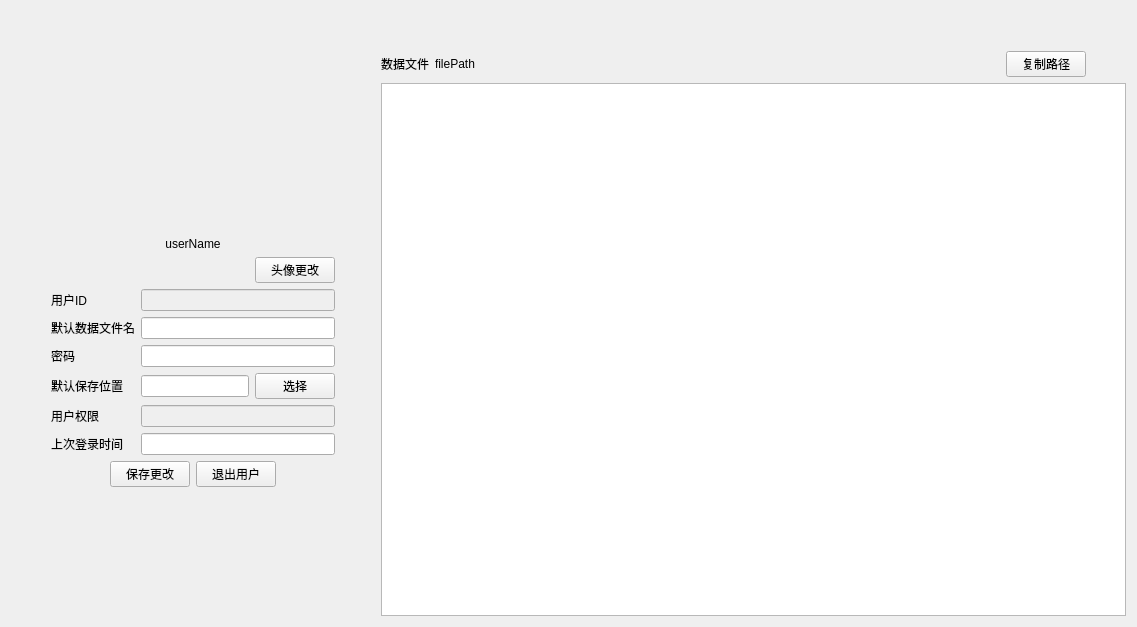
First picture: the form in MainUI/userwidget.ui, repository Mr-tang0/MINIMTS, before the edit.
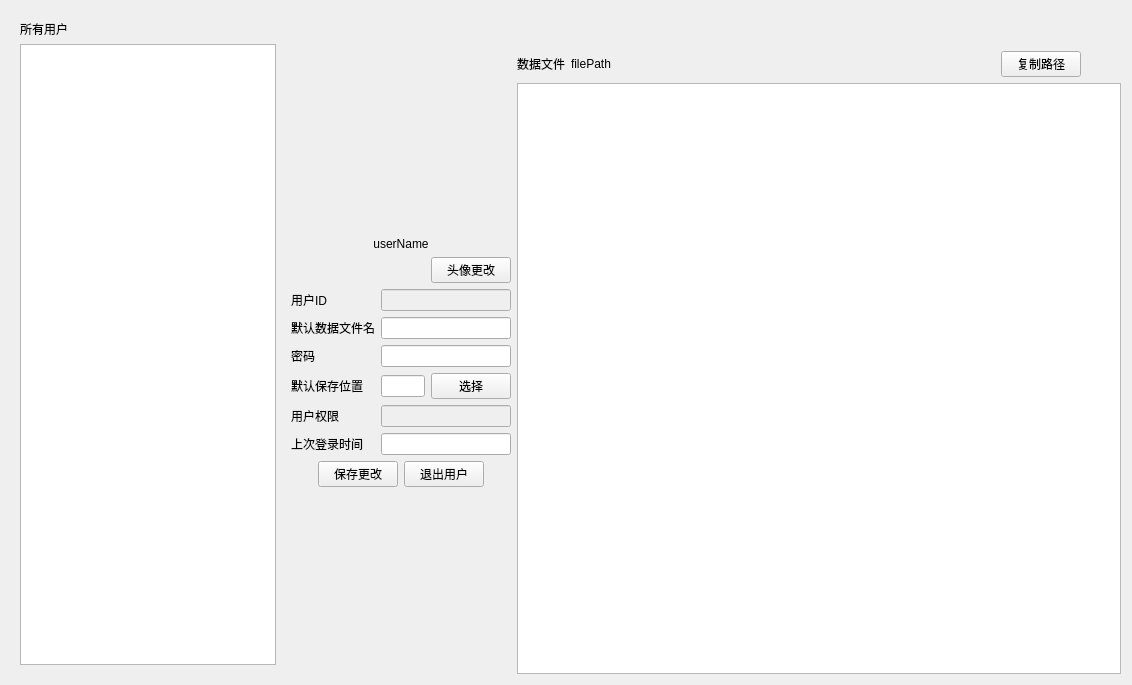
Second picture: the form after the edit.

The edit to the form file:
```diff
--- a/MainUI/userwidget.ui
+++ b/MainUI/userwidget.ui
@@ -6,8 +6,8 @@
    <rect>
     <x>0</x>
     <y>0</y>
-    <width>1137</width>
-    <height>627</height>
+    <width>1132</width>
+    <height>685</height>
    </rect>
   </property>
   <property name="windowTitle">
@@ -15,7 +15,33 @@
   </property>
   <layout class="QGridLayout" name="gridLayout">
    <item row="0" column="0">
-    <layout class="QHBoxLayout" name="horizontalLayout_6" stretch="0,1">
+    <layout class="QHBoxLayout" name="horizontalLayout_6" stretch="0,1,8">
+     <item>
+      <widget class="QWidget" name="allUserforAdmin" native="true">
+       <property name="minimumSize">
+        <size>
+         <width>50</width>
+         <height>0</height>
+        </size>
+       </property>
+       <layout class="QGridLayout" name="gridLayout_2">
+        <item row="0" column="0">
+         <layout class="QVBoxLayout" name="verticalLayout_5">
+          <item>
+           <widget class="QLabel" name="label_7">
+            <property name="text">
+             <string>所有用户</string>
+            </property>
+           </widget>
+          </item>
+          <item>
+           <widget class="QTreeView" name="userList"/>
+          </item>
+         </layout>
+        </item>
+       </layout>
+      </widget>
+     </item>
      <item>
       <layout class="QVBoxLayout" name="verticalLayout_4">
        <item>
```
